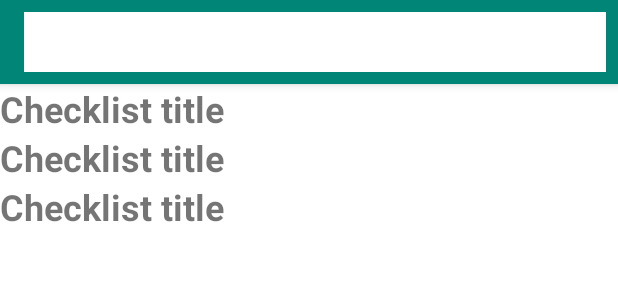
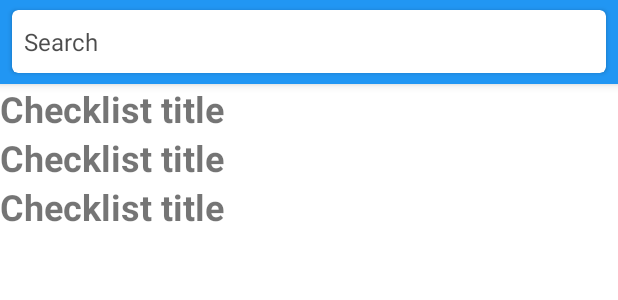
Before and after one commit to wmgda/checklists, an Android app: the layout activity_main.xml on its own in the app's theme, with its tools: preview values and no code run, on a phone screen of 412 x 824 dp. Shown: the top 300 px of the screen. Run offline under Robolectric (Android 15) with nearby library versions, the phone set to English and light mode, and no system bars.

Commit message:
Tweaked toolbar colors

```diff
--- a/android/app/src/main/res/layout/activity_main.xml
+++ b/android/app/src/main/res/layout/activity_main.xml
@@ -6,18 +6,15 @@
         android:layout_height="match_parent"
         android:orientation="vertical"
         tools:context=".presentation.main.MainActivity">
+
     <include layout="@layout/toolbar"
-    android:layout_height="wrap_content"
-    android:layout_width="match_parent"/>
-
+             android:layout_height="wrap_content"
+             android:layout_width="match_parent"/>
 
     <androidx.recyclerview.widget.RecyclerView
             android:id="@+id/recyclerView"
             android:layout_width="match_parent"
             android:layout_height="match_parent"
-            tools:listitem="@layout/checklist_item">
-
-
-    </androidx.recyclerview.widget.RecyclerView>
+            tools:listitem="@layout/checklist_item"/>
 
 </LinearLayout>
--- a/android/app/src/main/res/layout/toolbar.xml
+++ b/android/app/src/main/res/layout/toolbar.xml
@@ -1,23 +1,49 @@
 <?xml version="1.0" encoding="utf-8"?>
 <com.google.android.material.appbar.AppBarLayout
-        xmlns:android="http://schemas.android.com/apk/res/android"
+        xmlns:android="http://schemas.android.com/apk/res/android" xmlns:app="http://schemas.android.com/apk/res-auto"
         android:id="@+id/appBarLayout"
         android:layout_width="match_parent"
-        android:layout_height="wrap_content"
->
+        android:layout_height="wrap_content">
+
     <androidx.appcompat.widget.Toolbar
             android:id="@+id/toolbar"
             android:layout_width="match_parent"
             android:layout_height="?attr/actionBarSize"
             android:background="@color/colorPrimary"
-            android:padding="0dp">
+            android:padding="0dp"
+            app:contentInsetLeft="0dp"
+            app:contentInsetStart="0dp">
 
-        <EditText
-                android:id="@+id/searchEditText"
+        <androidx.cardview.widget.CardView
+                app:cardCornerRadius="4dp"
+                android:layout_marginLeft="8dp"
+                android:layout_marginRight="8dp"
+                app:cardPreventCornerOverlap="true"
+                app:cardUseCompatPadding="false"
+                app:cardBackgroundColor="@android:color/white"
                 android:layout_width="match_parent"
-                  android:layout_height="match_parent"
-                  android:layout_margin="8dp"
-                  android:background="@android:color/white"/>
+                android:layout_height="42dp">
+
+            <EditText
+                    android:id="@+id/searchEditText"
+                    android:paddingLeft="8dp"
+                    android:paddingRight="8dp"
+                    style="@style/EditText"
+                    android:layout_width="match_parent"
+                    android:layout_height="wrap_content"
+                    android:layout_gravity="center_vertical|start"
+                    android:background="@android:color/transparent"
+                    android:hint="@string/search"
+                    android:imeOptions="actionSearch"
+                    android:inputType="textNoSuggestions"
+                    android:maxLines="1"
+                    android:textColor="@color/colorPrimary"
+                    android:theme="@style/TextLabel"/>
+
+
+        </androidx.cardview.widget.CardView>
+
+
     </androidx.appcompat.widget.Toolbar>
 
 </com.google.android.material.appbar.AppBarLayout>
--- a/android/app/src/main/res/values/colors.xml
+++ b/android/app/src/main/res/values/colors.xml
@@ -1,6 +1,14 @@
 <?xml version="1.0" encoding="utf-8"?>
 <resources>
-    <color name="colorPrimary">#008577</color>
-    <color name="colorPrimaryDark">#00574B</color>
-    <color name="colorAccent">#D81B60</color>
+    <color name="colorPrimary">#2196F3</color>
+    <color name="colorPrimaryDark">#1976D2</color>
+    <color name="colorAccent">#00BCD4</color>
+
+    <color name="text_disabled">#b3000000</color>
+    <color name="borderPrimary">#1f000000</color>
+    <color name="borderSecondary">#1e000000</color>
+    <color name="secondary">#3097a7</color>
+    <color name="text_primary">#dd000000</color>
+    <color name="colorHighlight">#663CBDD1</color>
+
 </resources>
--- a/android/app/src/main/res/values/strings.xml
+++ b/android/app/src/main/res/values/strings.xml
@@ -1,3 +1,4 @@
 <resources>
     <string name="app_name">Listy</string>
+    <string name="search">Search</string>
 </resources>
--- a/android/app/src/main/res/values/styles.xml
+++ b/android/app/src/main/res/values/styles.xml
@@ -14,4 +14,18 @@
         <item name="android:windowBackground">@android:color/white</item>
     </style>
 
+    <style name="TextLabel" parent="@android:style/TextAppearance.Widget.TextView">
+        <item name="android:textSize">16sp</item>
+        <item name="android:textColorHint">@color/text_disabled</item>
+        <item name="colorAccent">@android:color/white</item>
+        <item name="colorControlNormal">@color/borderPrimary</item>
+        <item name="colorControlActivated">@color/secondary</item>
+        <item name="android:textColorHighlight">@color/text_primary</item>
+        <item name="android:textColorLink">@color/text_primary</item>
+    </style>
+
+    <style name="EditText" parent="@android:style/Widget.EditText">
+        <item name="android:textColorHighlight">@color/colorHighlight</item>
+    </style>
+
 </resources>
```
